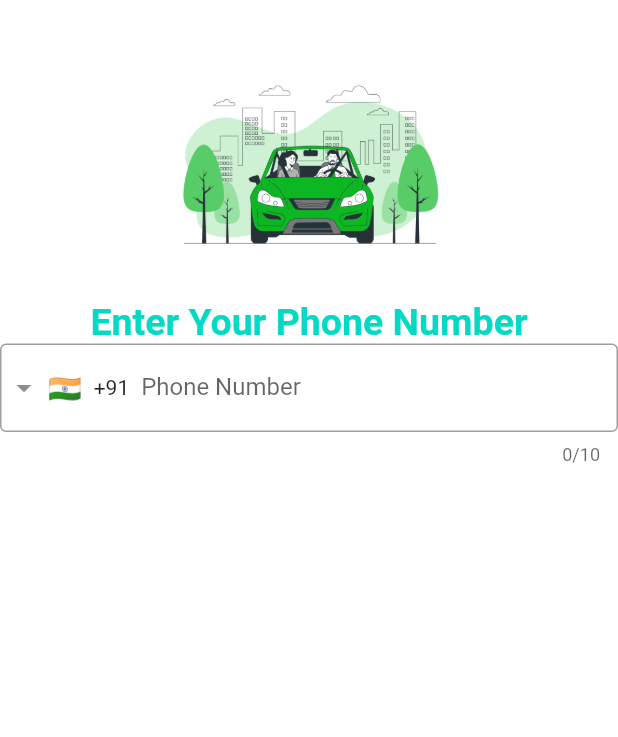
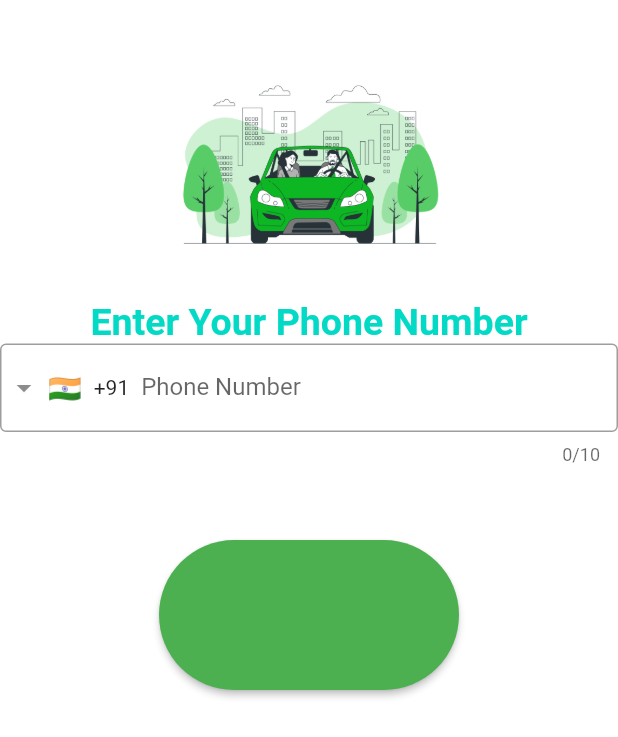
Before and after one commit to shelton15/klando-driver-side, a Flutter app: the screen it shows after launch, after a tap on "Get Started", on a phone screen of 412 x 824 dp. Shown: the top 737 px of the screen. Run offline on Flutter 3.47's test engine with Material 2 defaults, Android fonts, the phone set to English and light mode, and no system bars; drawn by our look-alikes of intl_phone_field; our stand-ins replace firebase_core, lottie; accounts and stored records are empty.

Commit message:
input screen

```diff
--- a/lib/login.dart
+++ b/lib/login.dart
@@ -46,6 +46,22 @@ class _VerificationState extends State<Verification> {
                     print(phone.completeNumber);
                   },
                 ),
+              ),
+              Center(
+                child: Padding(
+                  padding: const EdgeInsets.only(top: 50, bottom: 40),
+                  child: ElevatedButton(
+                    style: ElevatedButton.styleFrom(
+                      backgroundColor: Colors.green,
+                      fixedSize: const Size(200, 100),
+                      shape: RoundedRectangleBorder(
+                        borderRadius: BorderRadius.circular(50),
+                      ),
+                    ),
+                    onPressed: () {},
+                    child: null,
+                  ),
+                ),
               )
             ],
           ),
--- a/lib/main.dart
+++ b/lib/main.dart
@@ -1,9 +1,11 @@
+import 'package:firebase_core/firebase_core.dart';
 import 'package:flutter/material.dart';
-
 
 import 'lottiescreen.dart';
 
 void main() {
+  WidgetsFlutterBinding.ensureInitialized();
+  Firebase.initializeApp();
   runApp(const MyApp());
 }
 
```
